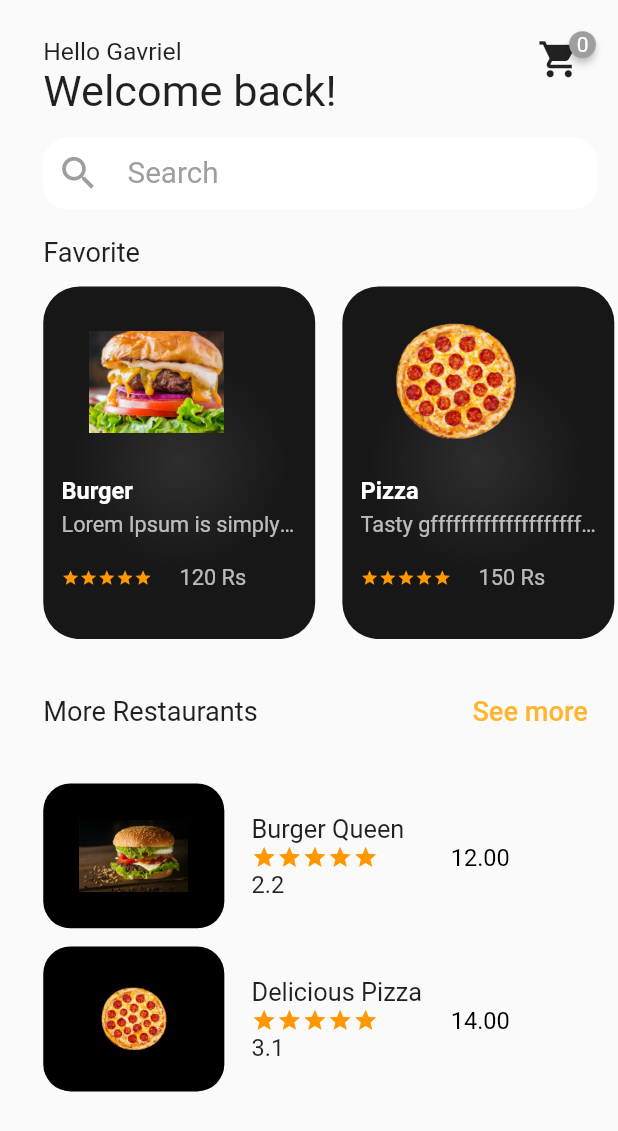
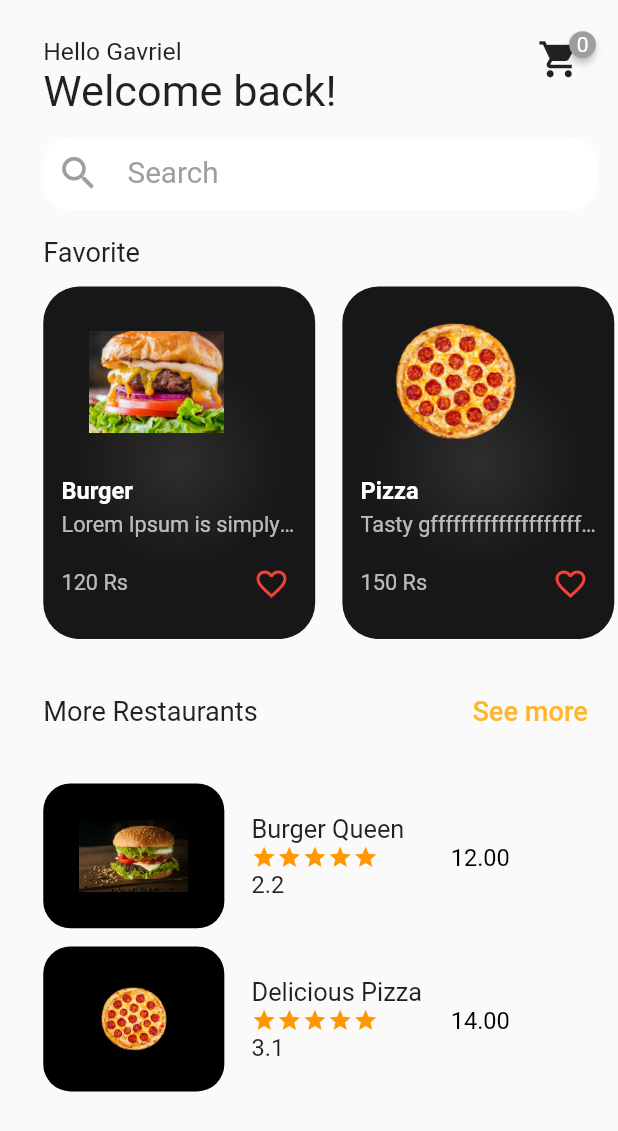
Before and after one commit to NiTHiN6282/fooddelivery, a Flutter app: the FoodHomeUi screen opened directly, on a phone screen of 412 x 824 dp. Shown: the top 1131 px of the screen. Run offline on Flutter 3.47's test engine with Material 2 defaults, Android fonts, the phone set to English and light mode, and no system bars; drawn by our look-alikes of badges; our stand-ins replace shared_preferences; accounts and stored records are empty.

Commit message:
wishlist like added in listview builder!

```diff
--- a/lib/foodhomeui.dart
+++ b/lib/foodhomeui.dart
@@ -185,6 +185,13 @@ class _FoodHomeUiState extends State<FoodHomeUi> {
                             scrollDirection: Axis.horizontal,
                             itemCount: favoriteList.length,
                             itemBuilder: (context, index) {
+                            var favicon=false;
+                              for(int i=0; i<wishList.length;i++){
+                                if(wishList[i]['name']==favoriteList[index]["name"]){
+                                  // wishList
+                                  favicon=true;
+                                }
+                              }
                               return GestureDetector(
                                 onTap: (){
                                   Navigator.push(
@@ -260,28 +267,60 @@ class _FoodHomeUiState extends State<FoodHomeUi> {
                                                 height: scrheight*0.022,
                                               ),
                                               Row(
+                                                mainAxisAlignment: MainAxisAlignment.spaceBetween,
                                                 children: [
-                                                  Container(
-                                                    child: Row(
-                                                      children: List.generate(5,
-                                                          (index) {
-                                                        return Icon(
-                                                          Icons.star,
-                                                          color: Colors.orange,
-                                                          size: scrheight*0.0147,
-                                                        );
-                                                      }),
-                                                    ),
+                                                  Text(
+                                                    "${favoriteList[index]
+                                                    ['price']} Rs",
+                                                    style: TextStyle(
+                                                        fontSize: scrheight*0.0176,
+                                                        color: Colors.white70),
                                                   ),
                                                   SizedBox(
                                                     width: scrheight*0.022,
                                                   ),
-                                                  Text(
-                                                    "${favoriteList[index]
-                                                    ['price']} Rs",
-                                                    style: TextStyle(
-                                                      fontSize: scrheight*0.0176,
-                                                        color: Colors.white70),
+                                                  Container(
+                                                    padding: EdgeInsets.only(right: 5),
+                                                    child: GestureDetector(
+                                                      onTap: (){
+                                                        if(favicon==false){
+                                                          favicon=true;
+                                                          wishList.add({
+                                                            "img":favoriteList[index]["img"],
+                                                            "name":favoriteList[index]["name"],
+                                                            "price":favoriteList[index]["price"]
+                                                          });
+                                                        }else{
+                                                          favicon=false;
+                                                          var wishindex;
+                                                          for(int i=0; i<wishList.length;i++){
+                                                            if(wishList[i]['name']==favoriteList[index]["name"]){
+                                                              // wishList
+                                                              wishindex=i;
+                                                              setState((){});
+                                                            }
+                                                          }
+                                                          wishList.removeAt(wishindex);
+                                                        }
+                                                        print(wishList);
+
+                                                        setState((){});
+                                                      },
+                                                      child: Icon(
+                                                        favicon==false?
+                                                            Icons.favorite_border:Icons.favorite,
+                                                        color: Colors.red,
+                                                      ),
+                                                    ),
+                                                    // favicon==false?
+                                                    // Icon(
+                                                    //   Icons.favorite_border,
+                                                    //   color: Colors.red,
+                                                    // ):
+                                                    // Icon(
+                                                    //   Icons.favorite,
+                                                    //   color: Colors.red,
+                                                    // ),
                                                   ),
                                                 ],
                                               ),
```
